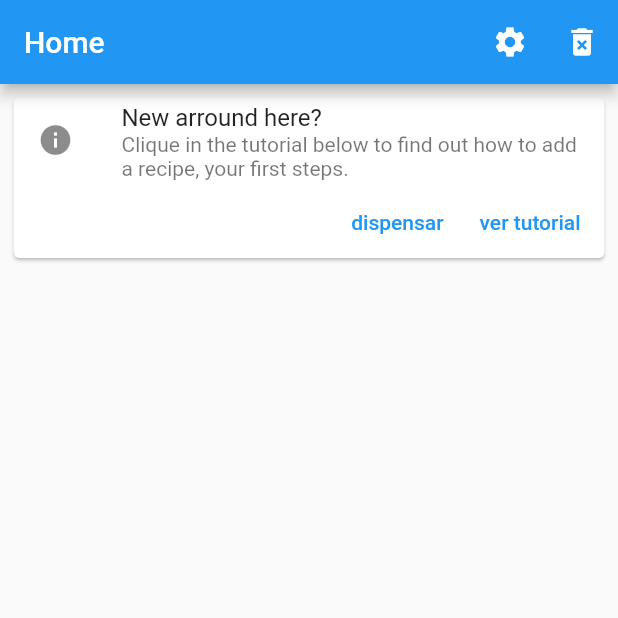
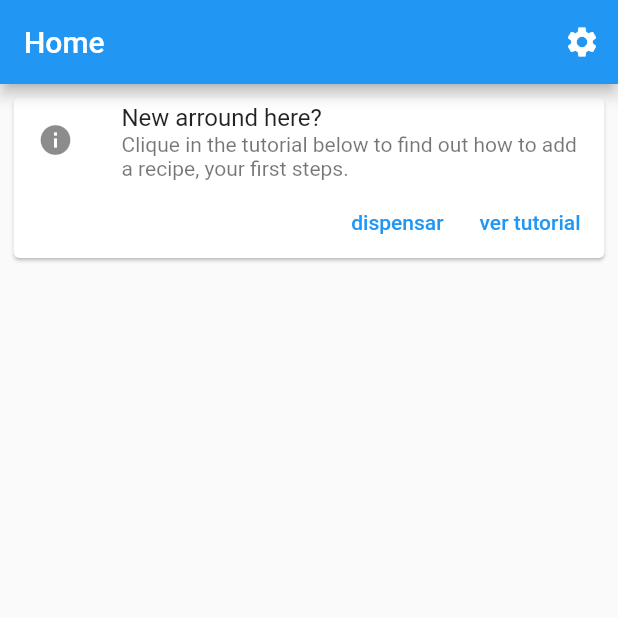
Before and after one commit to jpdejavite/rtg_app, a Flutter app: the screen it shows after launch, on a phone screen of 412 x 824 dp, the top half of it. Run offline on Flutter 3.47's test engine with Material 2 defaults, Android fonts, the phone set to English and light mode, and no system bars; our stand-ins replace equatable, flutter_bloc, flutter_easyloading, google_sign_in, sembast, sprintf and 2 more; missing offline and left inert: edit_distance, fraction, googleapis; generated files the repository leaves out were written again.

Commit message:
feat: hide deleted action on release build

```diff
--- a/lib/screens/home_screen.dart
+++ b/lib/screens/home_screen.dart
@@ -1,3 +1,4 @@
+import 'package:flutter/foundation.dart' as Foundation;
 import 'package:flutter/material.dart';
 import 'package:flutter_bloc/flutter_bloc.dart';
 import 'package:rtg_app/api/google_api.dart';
@@ -111,7 +112,7 @@ class _HomeScreenState extends State<HomeScreen> {
   }
 
   List<Widget> getAppBarActions(HomeState state) {
-    return [
+    List<Widget> actions = [
       NamedIcon(
         key: Key(Keys.homeActionSettingsIcon),
         tooltip: AppLocalizations.of(context).open_settings,
@@ -122,16 +123,21 @@ class _HomeScreenState extends State<HomeScreen> {
           await Navigator.pushNamed(context, SettingsScreen.id);
           refreshData();
         },
-      ),
-      IconButton(
+      )
+    ];
+
+    if (Foundation.kDebugMode) {
+      actions.add(IconButton(
         key: Key(Keys.actionDeleteAllIcon),
         icon: Icon(Icons.delete_forever),
         tooltip: 'Delete all database',
         onPressed: () async {
           context.read<HomeBloc>().add(DeleteAllDataEvent());
         },
-      ),
-    ];
+      ));
+    }
+
+    return actions;
   }
 
   BottomNavigationBar getBottomNavigationBar() {
```
